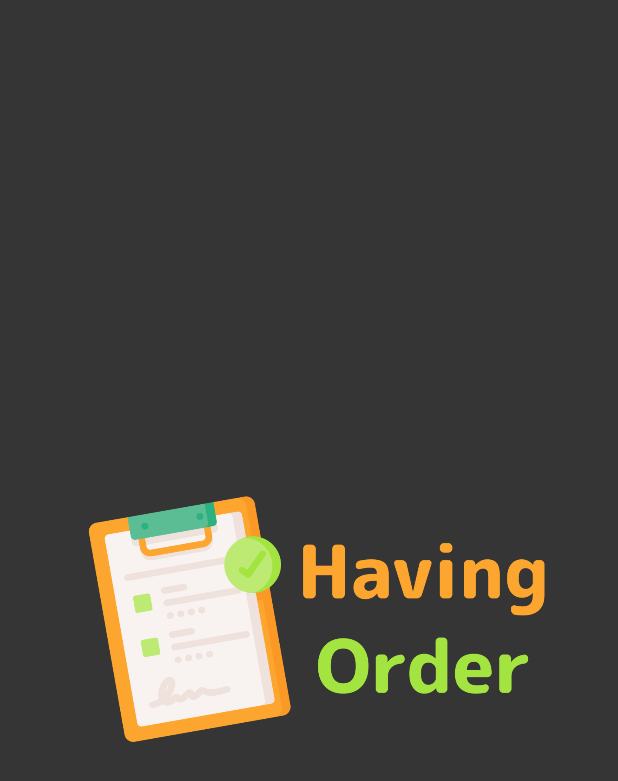
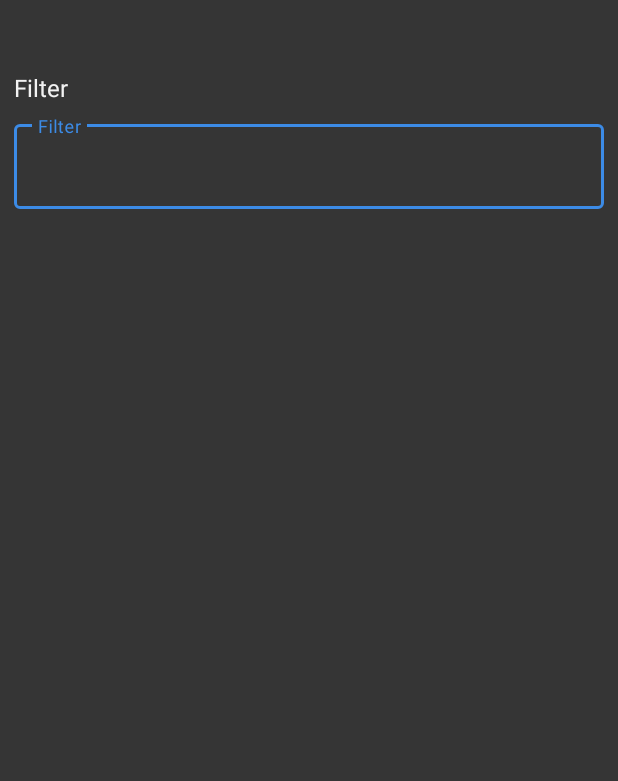
Before and after one commit to Felix-xilef/HavingOrder, an Android app: the screen it shows after launch (MainActivity before the commit, Orders after it), on a phone screen of 412 x 824 dp. Shown: the top 781 px of the screen. Run offline under Robolectric (Android 15) with nearby library versions, the phone set to English and light mode, and no system bars.

Commit message:
Creating Orders Screen

```diff
--- a/app/src/main/AndroidManifest.xml
+++ b/app/src/main/AndroidManifest.xml
@@ -10,6 +10,9 @@
         android:supportsRtl="true"
         android:theme="@style/Theme.HavingOrder">
         <activity
+            android:name=".Orders"
+            android:exported="true" />
+        <activity
             android:name=".MainActivity"
             android:exported="true">
             <intent-filter>
--- a/app/src/main/java/com/fatec/havingorder/MainActivity.java
+++ b/app/src/main/java/com/fatec/havingorder/MainActivity.java
@@ -8,7 +8,7 @@ import android.os.Handler;
 
 public class MainActivity extends AppCompatActivity {
 
-    private static int SPLASH_SCREEN_TIME_OUT = 3000;
+    private static int SPLASH_SCREEN_TIME_OUT = 2000;
 
     @Override
     protected void onCreate(Bundle savedInstanceState) {
@@ -19,10 +19,14 @@ public class MainActivity extends AppCompatActivity {
         hadler.postDelayed(new Runnable() {
             @Override
             public void run() {
-                //Intent intent = new Intent(this, /*LoginActivity.class*/);
-                //startActivity(intent);
-                //finish();
+                goToLogin();
             }
         }, SPLASH_SCREEN_TIME_OUT);
     }
+
+    private void goToLogin() {
+        Intent intent = new Intent(this, Orders.class);
+        startActivity(intent);
+        finish();
+    }
 }
--- /dev/null
+++ b/app/src/main/java/com/fatec/havingorder/Orders.java
@@ -0,0 +1,14 @@
+package com.fatec.havingorder;
+
+import androidx.appcompat.app.AppCompatActivity;
+
+import android.os.Bundle;
+
+public class Orders extends AppCompatActivity {
+
+    @Override
+    protected void onCreate(Bundle savedInstanceState) {
+        super.onCreate(savedInstanceState);
+        setContentView(R.layout.activity_orders);
+    }
+}
--- /dev/null
+++ b/app/src/main/res/layout/activity_orders.xml
@@ -0,0 +1,44 @@
+<?xml version="1.0" encoding="utf-8"?>
+<androidx.constraintlayout.widget.ConstraintLayout xmlns:android="http://schemas.android.com/apk/res/android"
+    xmlns:app="http://schemas.android.com/apk/res-auto"
+    xmlns:tools="http://schemas.android.com/tools"
+    android:layout_width="match_parent"
+    android:layout_height="match_parent"
+    tools:context=".Orders">
+
+    <androidx.constraintlayout.widget.ConstraintLayout
+        android:layout_width="409dp"
+        android:layout_height="729dp"
+        app:layout_constraintBottom_toBottomOf="parent"
+        app:layout_constraintEnd_toEndOf="parent"
+        app:layout_constraintStart_toStartOf="parent"
+        app:layout_constraintTop_toTopOf="parent">
+
+        <TextView
+            android:id="@+id/textView"
+            android:layout_width="wrap_content"
+            android:layout_height="wrap_content"
+            android:text="@string/filter"
+            android:textSize="16sp"
+            app:layout_constraintStart_toStartOf="@+id/textInputLayout"
+            app:layout_constraintTop_toTopOf="parent" />
+
+        <com.google.android.material.textfield.TextInputLayout
+            android:id="@+id/textInputLayout"
+            style="@style/Widget.MaterialComponents.TextInputLayout.OutlinedBox"
+            android:layout_width="0dp"
+            android:layout_height="wrap_content"
+            android:layout_marginStart="8dp"
+            android:layout_marginTop="8dp"
+            android:layout_marginEnd="8dp"
+            app:layout_constraintEnd_toEndOf="parent"
+            app:layout_constraintStart_toStartOf="parent"
+            app:layout_constraintTop_toBottomOf="@+id/textView">
+
+            <com.google.android.material.textfield.TextInputEditText
+                android:layout_width="match_parent"
+                android:layout_height="wrap_content"
+                android:hint="@string/filter" />
+        </com.google.android.material.textfield.TextInputLayout>
+    </androidx.constraintlayout.widget.ConstraintLayout>
+</androidx.constraintlayout.widget.ConstraintLayout>
--- a/app/src/main/res/values-night/themes.xml
+++ b/app/src/main/res/values-night/themes.xml
@@ -4,14 +4,16 @@
         <!-- Primary brand color. -->
         <item name="colorPrimary">@color/light_blue</item>
         <item name="colorPrimaryVariant">@color/light_blue</item>
-        <item name="colorOnPrimary">@color/white</item>
+        <item name="colorOnPrimary">@color/foregroundColor</item>
         <!-- Secondary brand color. -->
         <item name="colorSecondary">@color/light_red</item>
         <item name="colorSecondaryVariant">@color/light_red</item>
-        <item name="colorOnSecondary">@color/white</item>
+        <item name="colorOnSecondary">@color/foregroundColor</item>
         <!-- Status bar color. -->
         <item name="android:statusBarColor" tools:targetApi="l">?attr/colorPrimaryVariant</item>
         <!-- Customize your theme here. -->
+        <item name="android:textColor">@color/foregroundColor</item>
+        <item name="android:textColorHint">@color/foregroundColor</item>
         <item name="android:background">@color/backgroundColor</item>
     </style>
 </resources>
--- a/app/src/main/res/values/colors.xml
+++ b/app/src/main/res/values/colors.xml
@@ -8,6 +8,7 @@
     <color name="black">#FF000000</color>
     <color name="white">#FFFFFFFF</color>
 
+    <color name="foregroundColor">#F2F2F2</color>
     <color name="backgroundColor">#353535</color>
     <color name="light_blue">#3C8BE6</color>
     <color name="light_red">#F04030</color>
--- a/app/src/main/res/values/strings.xml
+++ b/app/src/main/res/values/strings.xml
@@ -1,4 +1,5 @@
 <resources>
     <string name="app_name">HavingOrder</string>
     <string name="login">Login</string>
+    <string name="filter">Filter</string>
 </resources>
--- a/app/src/main/res/values/themes.xml
+++ b/app/src/main/res/values/themes.xml
@@ -4,14 +4,16 @@
         <!-- Primary brand color. -->
         <item name="colorPrimary">@color/light_blue</item>
         <item name="colorPrimaryVariant">@color/light_blue</item>
-        <item name="colorOnPrimary">@color/white</item>
+        <item name="colorOnPrimary">@color/foregroundColor</item>
         <!-- Secondary brand color. -->
         <item name="colorSecondary">@color/light_red</item>
         <item name="colorSecondaryVariant">@color/light_red</item>
-        <item name="colorOnSecondary">@color/white</item>
+        <item name="colorOnSecondary">@color/foregroundColor</item>
         <!-- Status bar color. -->
         <item name="android:statusBarColor" tools:targetApi="l">?attr/colorPrimaryVariant</item>
         <!-- Customize your theme here. -->
+        <item name="android:textColor">@color/foregroundColor</item>
+        <item name="android:textColorHint">@color/foregroundColor</item>
         <item name="android:background">@color/backgroundColor</item>
     </style>
 </resources>
```
Also changed, not shown: 1 other file.
